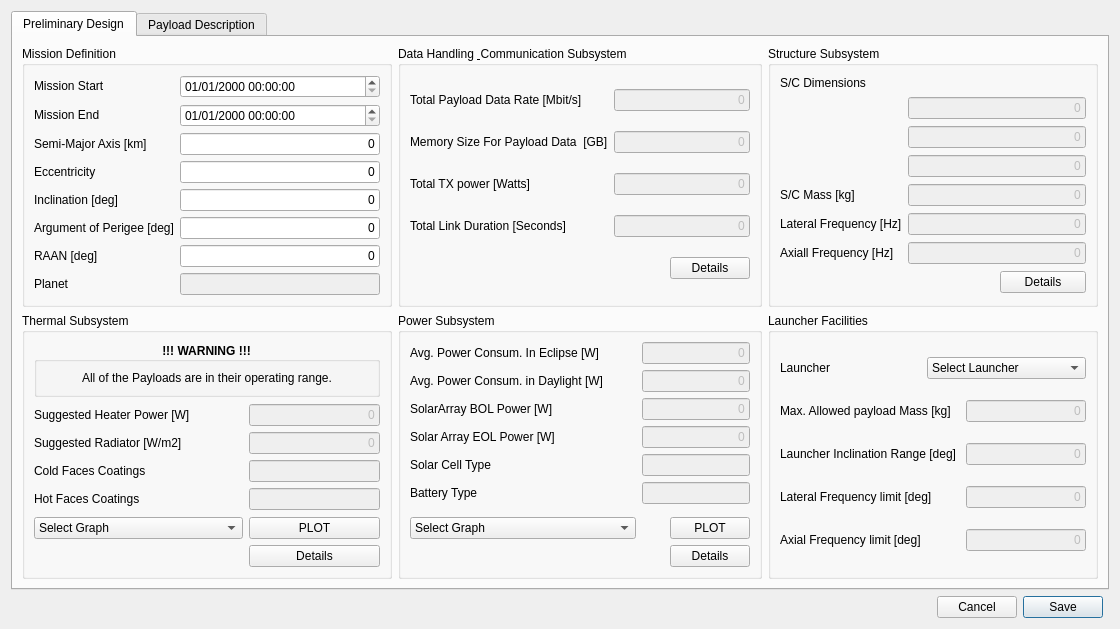
Old version of the form sta-src/SEM/SemMainGUI.ui in the repository Dwarf-Planet-Project/SpaceDesignTool.
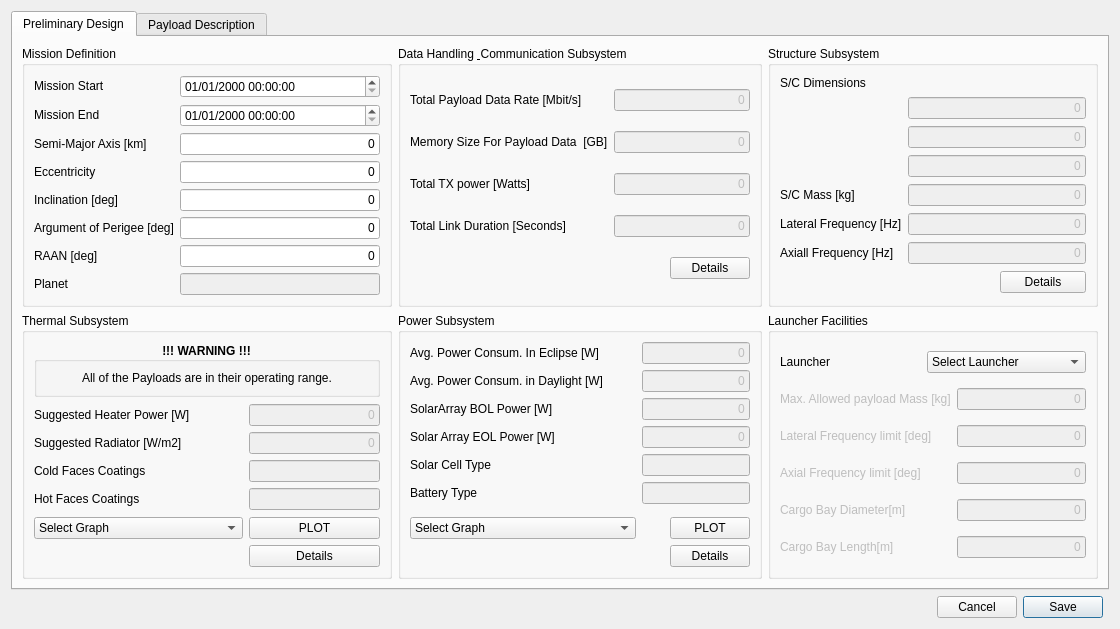
New version of the form.

Commit message: Launcher class is added to SEM LauncherDetails data file is added to data/Estimations/LauncherDetails.stad

Diff of the .ui file:
```diff
--- a/sta-src/SEM/SemMainGUI.ui
+++ b/sta-src/SEM/SemMainGUI.ui
@@ -1087,7 +1087,10 @@
            </widget>
           </item>
           <item row="1" column="0" colspan="2">
-           <widget class="QLabel" name="label_115">
+           <widget class="QLabel" name="MassLabel">
+            <property name="enabled">
+             <bool>false</bool>
+            </property>
             <property name="sizePolicy">
              <sizepolicy hsizetype="Fixed" vsizetype="Fixed">
               <horstretch>0</horstretch>
@@ -1116,36 +1119,10 @@
            </widget>
           </item>
           <item row="2" column="0" colspan="2">
-           <widget class="QLabel" name="label_116">
-            <property name="sizePolicy">
-             <sizepolicy hsizetype="Fixed" vsizetype="Fixed">
-              <horstretch>0</horstretch>
-              <verstretch>0</verstretch>
-             </sizepolicy>
-            </property>
-            <property name="text">
-             <string>Launcher Inclination Range [deg] </string>
-            </property>
-            <property name="indent">
-             <number>0</number>
-            </property>
-           </widget>
-          </item>
-          <item row="2" column="2">
-           <widget class="QLineEdit" name="LauncherInclinationLineEdit_2">
+           <widget class="QLabel" name="LateralFreqLabel">
             <property name="enabled">
              <bool>false</bool>
             </property>
-            <property name="text">
-             <string>0</string>
-            </property>
-            <property name="alignment">
-             <set>Qt::AlignRight|Qt::AlignTrailing|Qt::AlignVCenter</set>
-            </property>
-           </widget>
-          </item>
-          <item row="3" column="0" colspan="2">
-           <widget class="QLabel" name="label_117">
             <property name="sizePolicy">
              <sizepolicy hsizetype="Fixed" vsizetype="Fixed">
               <horstretch>0</horstretch>
@@ -1160,8 +1137,8 @@
             </property>
            </widget>
           </item>
-          <item row="3" column="2">
-           <widget class="QLineEdit" name="LauncherLateralFreqCapabilityLineEdit_2">
+          <item row="2" column="2">
+           <widget class="QLineEdit" name="LauncherLateralFreqCapabilityLineEdit">
             <property name="enabled">
              <bool>false</bool>
             </property>
@@ -1173,8 +1150,11 @@
             </property>
            </widget>
           </item>
-          <item row="4" column="0">
-           <widget class="QLabel" name="label_118">
+          <item row="3" column="0">
+           <widget class="QLabel" name="AxialFreqLabel">
+            <property name="enabled">
+             <bool>false</bool>
+            </property>
             <property name="sizePolicy">
              <sizepolicy hsizetype="Fixed" vsizetype="Fixed">
               <horstretch>0</horstretch>
@@ -1189,6 +1169,19 @@
             </property>
            </widget>
           </item>
+          <item row="3" column="2">
+           <widget class="QLineEdit" name="LauncherAxialFreqCapabilityLineEdit">
+            <property name="enabled">
+             <bool>false</bool>
+            </property>
+            <property name="text">
+             <string>0</string>
+            </property>
+            <property name="alignment">
+             <set>Qt::AlignRight|Qt::AlignTrailing|Qt::AlignVCenter</set>
+            </property>
+           </widget>
+          </item>
           <item row="4" column="2">
            <widget class="QLineEdit" name="LauncherAxialFreqCapabilityLineEdit_2">
             <property name="enabled">
@@ -1202,6 +1195,39 @@
             </property>
            </widget>
           </item>
+          <item row="4" column="0">
+           <widget class="QLabel" name="CargoBayDiameterLabel">
+            <property name="enabled">
+             <bool>false</bool>
+            </property>
+            <property name="text">
+             <string>Cargo Bay Diameter[m]</string>
+            </property>
+           </widget>
+          </item>
+          <item row="5" column="2">
+           <widget class="QLineEdit" name="CargoBayLengthLineEdit">
+            <property name="enabled">
+             <bool>false</bool>
+            </property>
+            <property name="text">
+             <string>0</string>
+            </property>
+            <property name="alignment">
+             <set>Qt::AlignRight|Qt::AlignTrailing|Qt::AlignVCenter</set>
+            </property>
+           </widget>
+          </item>
+          <item row="5" column="0">
+           <widget class="QLabel" name="CargoBayLengthLabel">
+            <property name="enabled">
+             <bool>false</bool>
+            </property>
+            <property name="text">
+             <string>Cargo Bay Length[m] </string>
+            </property>
+           </widget>
+          </item>
          </layout>
         </widget>
        </item>
```
Left out of the diff: 30 changed lines with no effect on the pictures. The commit also changes 8 other files.
